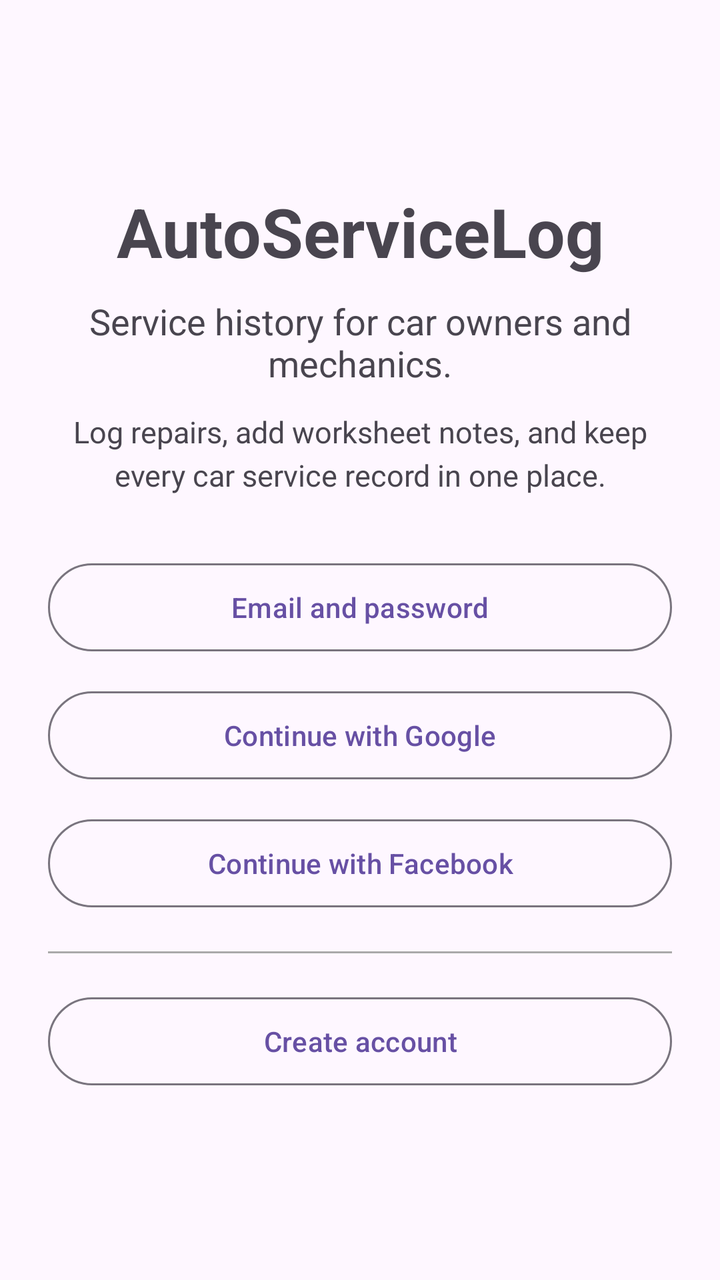
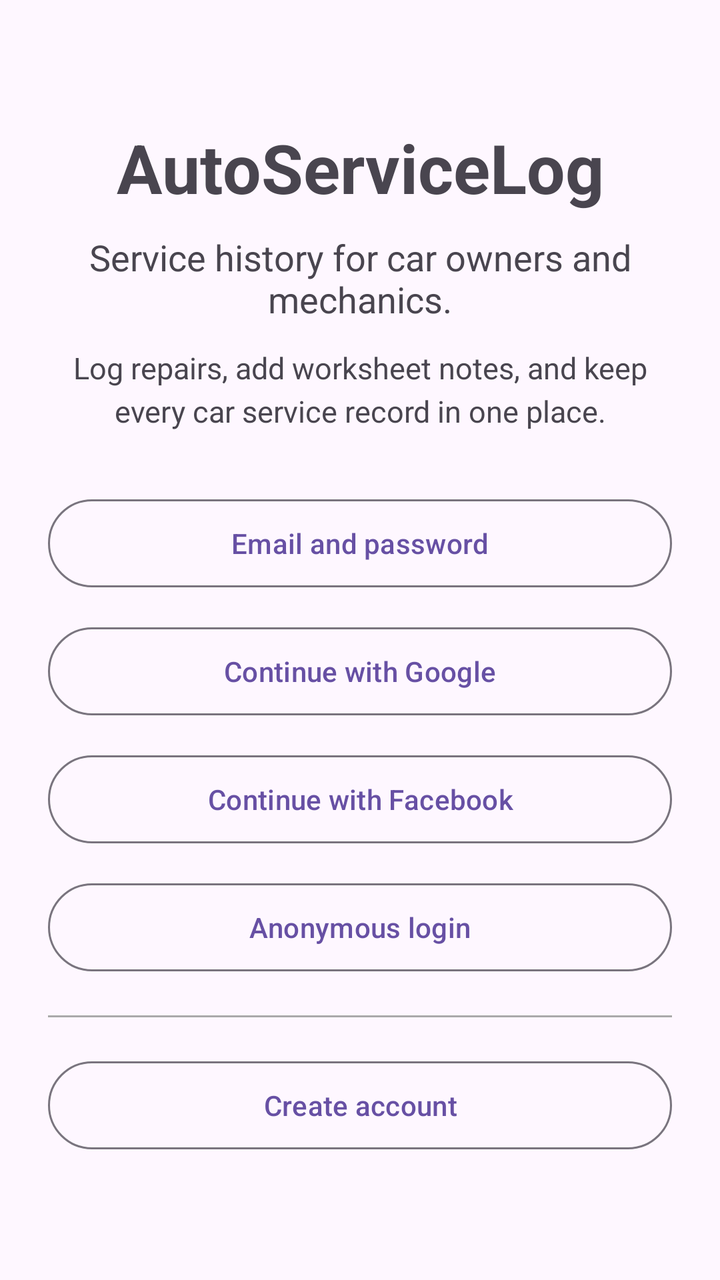

Before-and-after screenshots of an Android layout around one commit, followed by the original layout XML and the change that was made.
<!-- AndroidManifest.xml: application theme Theme.AutoServiceLog -->
<!-- res/layout/screen_welcome.xml -->
<?xml version="1.0" encoding="utf-8"?>
<androidx.constraintlayout.widget.ConstraintLayout xmlns:android="http://schemas.android.com/apk/res/android"
    xmlns:app="http://schemas.android.com/apk/res-auto"
    xmlns:tools="http://schemas.android.com/tools"
    android:layout_width="match_parent"
    android:layout_height="match_parent"
    android:paddingStart="24dp"
    android:paddingEnd="24dp"
    tools:context=".ui.WelcomeFragment">

    <ScrollView
        android:id="@+id/welcomeScroll"
        android:layout_width="0dp"
        android:layout_height="0dp"
        android:fillViewport="true"
        app:layout_constraintBottom_toBottomOf="parent"
        app:layout_constraintEnd_toEndOf="parent"
        app:layout_constraintStart_toStartOf="parent"
        app:layout_constraintTop_toTopOf="parent">

        <LinearLayout
            android:layout_width="match_parent"
            android:layout_height="wrap_content"
            android:gravity="center_vertical"
            android:minHeight="560dp"
            android:orientation="vertical"
            android:paddingTop="28dp"
            android:paddingBottom="28dp">

            <TextView
                android:id="@+id/titleText"
                android:layout_width="match_parent"
                android:layout_height="wrap_content"
                android:gravity="center"
                android:text="@string/welcome_title"
                android:textSize="34sp"
                android:textStyle="bold" />

            <TextView
                android:id="@+id/subtitleText"
                android:layout_width="match_parent"
                android:layout_height="wrap_content"
                android:layout_marginTop="10dp"
                android:gravity="center"
                android:text="@string/welcome_subtitle"
                android:textSize="18sp" />

            <TextView
                android:id="@+id/bodyText"
                android:layout_width="match_parent"
                android:layout_height="wrap_content"
                android:layout_marginTop="12dp"
                android:gravity="center"
                android:lineSpacingExtra="4dp"
                android:text="@string/welcome_body"
                android:textSize="15sp" />

            <com.google.android.material.button.MaterialButton
                android:id="@+id/emailLoginButton"
                style="?attr/materialButtonOutlinedStyle"
                android:layout_width="match_parent"
                android:layout_height="52dp"
                android:layout_marginTop="30dp"
                android:text="@string/login_email"
                android:textAllCaps="false" />

            <com.google.android.material.button.MaterialButton
                android:id="@+id/googleLoginButton"
                style="?attr/materialButtonOutlinedStyle"
                android:layout_width="match_parent"
                android:layout_height="52dp"
                android:layout_marginTop="12dp"
                android:text="@string/login_google"
                android:textAllCaps="false" />

            <com.google.android.material.button.MaterialButton
                android:id="@+id/facebookLoginButton"
                style="?attr/materialButtonOutlinedStyle"
                android:layout_width="match_parent"
                android:layout_height="52dp"
                android:layout_marginTop="12dp"
                android:text="@string/login_facebook"
                android:textAllCaps="false" />

            <View
                android:id="@+id/signupDivider"
                android:layout_width="match_parent"
                android:layout_height="1dp"
                android:layout_marginTop="18dp"
                android:background="@android:color/darker_gray" />

            <com.google.android.material.button.MaterialButton
                android:id="@+id/signupButton"
                style="?attr/materialButtonOutlinedStyle"
                android:layout_width="match_parent"
                android:layout_height="52dp"
                android:layout_marginTop="18dp"
                android:text="@string/signup_email"
                android:textAllCaps="false" />
        </LinearLayout>
    </ScrollView>

</androidx.constraintlayout.widget.ConstraintLayout>
<!-- resources referenced by this layout -->
<resources>
  <string name="login_email">Email and password</string>
  <string name="login_facebook">Continue with Facebook</string>
  <string name="login_google">Continue with Google</string>
  <string name="signup_email">Create account</string>
  <string name="welcome_body">Log repairs, add worksheet notes, and keep every car service record in one place.</string>
  <string name="welcome_subtitle">Service history for car owners and mechanics.</string>
  <string name="welcome_title">AutoServiceLog</string>
  <style name="Theme.AutoServiceLog" parent="Base.Theme.AutoServiceLog" />
  <style name="Base.Theme.AutoServiceLog" parent="Theme.Material3.DayNight.NoActionBar">
          
          
      </style>
</resources>

<!-- the commit's change to res/layout/screen_welcome.xml (unified diff, before → after) -->
@@ -82,6 +82,15 @@
                 android:text="@string/login_facebook"
                 android:textAllCaps="false" />
 
+            <com.google.android.material.button.MaterialButton
+                android:id="@+id/anonymousLoginButton"
+                style="?attr/materialButtonOutlinedStyle"
+                android:layout_width="match_parent"
+                android:layout_height="52dp"
+                android:layout_marginTop="12dp"
+                android:text="@string/login_anonymous"
+                android:textAllCaps="false" />
+
             <View
                 android:id="@+id/signupDivider"
                 android:layout_width="match_parent"
<!-- resource entries referenced after the edit -->
@@ -1,5 +1,6 @@
 <!-- resources referenced by this layout -->
 <resources>
+  <string name="login_anonymous">Anonymous login</string>
   <string name="login_email">Email and password</string>
   <string name="login_facebook">Continue with Facebook</string>
   <string name="login_google">Continue with Google</string>
